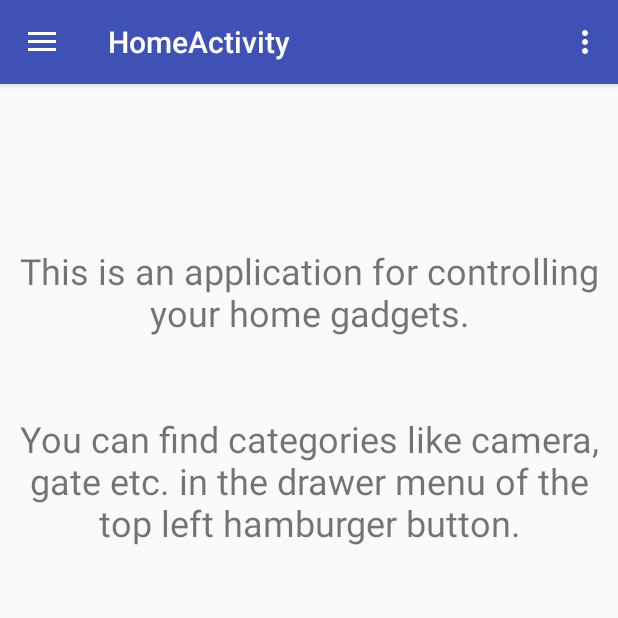
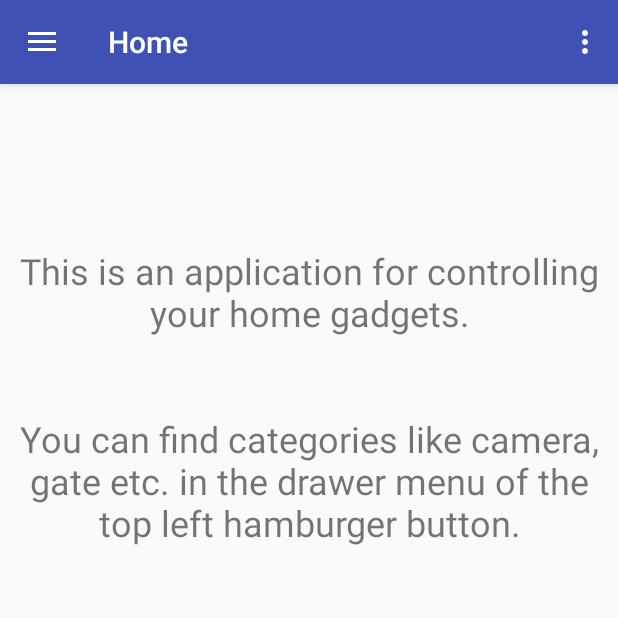
Before and after one commit to mezei-adrian/HomeAutomationAccessMobile, an Android app: the HomeFragment screen opened directly, with no data from a screen before it, in the side drawer, after a tap on "Favourites", on a phone screen of 412 x 824 dp, the top half of it. Run offline under Robolectric (Android 15) with nearby library versions, the phone set to English and light mode, and no system bars; our stand-ins replace Dagger/Hilt's generated code, EventBus.

Commit message:
Screen titles show the name of the screen.

```diff
--- a/app/src/main/java/com/example/adrian/homeautomationaccessmobile/ui/control/ControlFragment.java
+++ b/app/src/main/java/com/example/adrian/homeautomationaccessmobile/ui/control/ControlFragment.java
@@ -47,6 +47,17 @@ public class ControlFragment extends Fragment implements ControlScreen{
         super.onCreate(savedInstanceState);
 
         controlType = getArguments().getString("controlType" );
+
+        switch(controlType){
+            case "GATES": getActivity().setTitle(R.string.screen_gates_title);
+                break;
+
+            case "CAMERAS": getActivity().setTitle(R.string.screen_cameras_title);
+                break;
+
+            case "WOLS": getActivity().setTitle(R.string.screen_wols_title);
+                break;
+        }
     }
 
     @Override
--- a/app/src/main/java/com/example/adrian/homeautomationaccessmobile/ui/home/HomeFragment.java
+++ b/app/src/main/java/com/example/adrian/homeautomationaccessmobile/ui/home/HomeFragment.java
@@ -29,6 +29,8 @@ public class HomeFragment extends Fragment implements HomeScreen{
 
         HomeAutomationAccessMobile.injector.inject(this);
         homePresenter.attachScreen(this);
+
+        getActivity().setTitle(R.string.screen_home_title);
     }
 
     @Override
```
